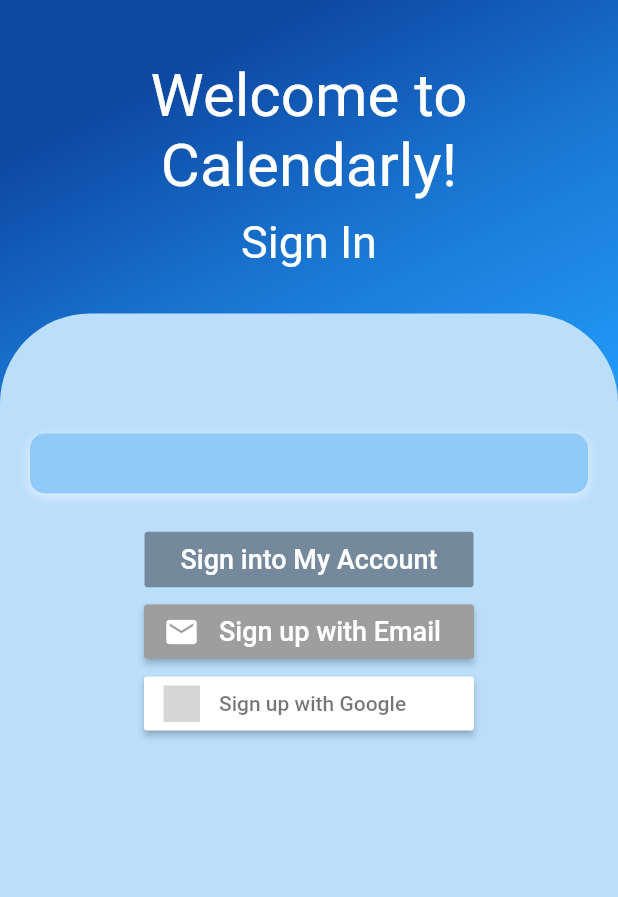
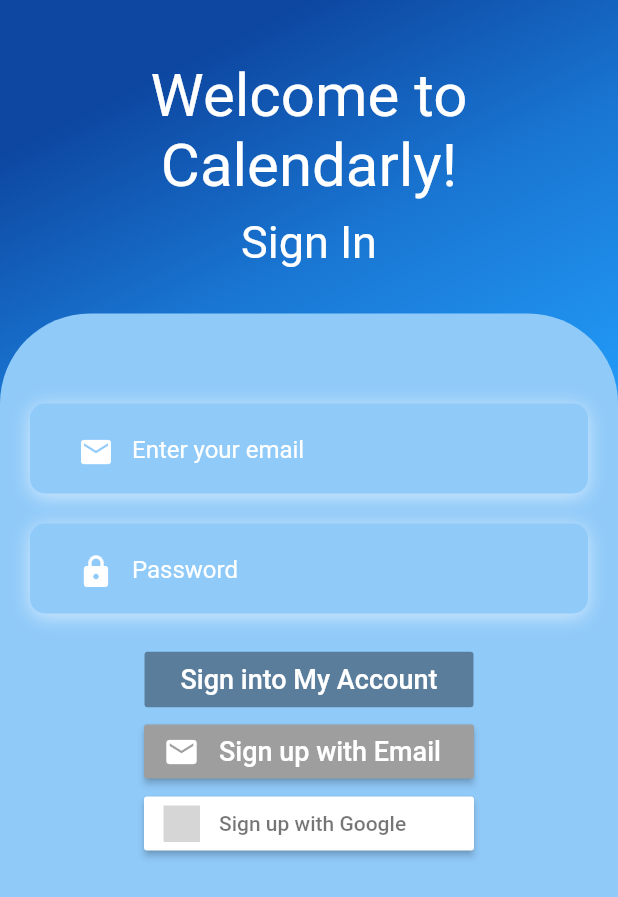
Before and after one commit to kimberlycao/Calendarly, a Flutter app: the LoginScreen screen opened directly, on a phone screen of 412 x 824 dp. Shown: the top 897 px of the screen. Run offline on Flutter 3.47's test engine with Material 2 defaults, Android fonts, the phone set to English and light mode, and no system bars; our stand-ins replace firebase_auth, flutter_signin_button, google_fonts, google_sign_in, table_calendar; accounts and stored records are empty; grey boxes are pictures that could not be loaded.

Commit message:
Changed login UI

```diff
--- a/lib/loginpage.dart
+++ b/lib/loginpage.dart
@@ -3,7 +3,7 @@ import 'package:flutter/material.dart';
 import 'package:google_fonts/google_fonts.dart';
 import 'package:flutter_signin_button/flutter_signin_button.dart';
 import 'authentication.dart';
-import 'dart:math' as math; //spent 2 hours on this smfh
+import 'dart:math' as math;
 
 void main() {
   runApp(MaterialApp(
@@ -20,8 +20,9 @@ class _LoginScreenState extends State<LoginScreen> {
   @override
   Widget build(BuildContext context) {
     return Scaffold(
+      resizeToAvoidBottomInset: false,
       body: Container(
-        width: double.infinity, //acts up bare without this
+        width: double.infinity, //spans the entire width of the screen
         decoration: BoxDecoration(
             gradient: LinearGradient(begin: Alignment.topCenter, colors: [
           Colors.blue[900],
@@ -63,7 +64,7 @@ class _LoginScreenState extends State<LoginScreen> {
             Expanded(
               child: Container(
                 decoration: BoxDecoration(
-                    color: Colors.blue[100],
+                    color: Colors.blue[200],
                     borderRadius: BorderRadius.only(
                         topLeft: Radius.circular(60),
                         topRight: Radius.circular(60))),
@@ -72,7 +73,7 @@ class _LoginScreenState extends State<LoginScreen> {
                   child: Column(
                     children: <Widget>[
                       SizedBox(
-                        height: 60,
+                        height: 40,
                       ),
                       Container(
                         padding: EdgeInsets.all(20),
@@ -82,11 +83,49 @@ class _LoginScreenState extends State<LoginScreen> {
                             boxShadow: [
                               BoxShadow(
                                   color: Colors.white60,
-                                  blurRadius: 6.0,
+                                  blurRadius: 10.0,
                                   offset: Offset(0, 2))
                             ]),
+                        height: 60.0,
+                        child: TextField(
+                          keyboardType: TextInputType.emailAddress,
+                          style: TextStyle(color: Colors.white),
+                          decoration: InputDecoration(
+                              border: InputBorder.none,
+                              contentPadding: EdgeInsets.only(top: 30.0),
+                              prefixIcon:
+                                  Icon(Icons.email, color: Colors.white),
+                              hintText: "Enter your email",
+                              hintStyle:
+                                  GoogleFonts.breeSerif(color: Colors.white)),
+                        ),
                       ),
                       SizedBox(height: 20),
+                      Container(
+                        padding: EdgeInsets.all(20),
+                        decoration: BoxDecoration(
+                            color: Colors.blue[200],
+                            borderRadius: BorderRadius.circular(10.0),
+                            boxShadow: [
+                              BoxShadow(
+                                  color: Colors.white60,
+                                  blurRadius: 10.0,
+                                  offset: Offset(0, 2))
+                            ]),
+                        height: 60.0,
+                        child: TextField(
+                          obscureText: true,
+                          style: TextStyle(color: Colors.white),
+                          decoration: InputDecoration(
+                              border: InputBorder.none,
+                              contentPadding: EdgeInsets.only(top: 30.0),
+                              prefixIcon: Icon(Icons.lock, color: Colors.white),
+                              hintText: "Password",
+                              hintStyle:
+                                  GoogleFonts.breeSerif(color: Colors.white)),
+                        ),
+                      ),
+                      SizedBox(height: 20.0),
                       RaisedButton(
                           shape: RoundedRectangleBorder(
                               borderRadius: BorderRadius.circular(2.0)),
@@ -118,95 +157,3 @@ class _LoginScreenState extends State<LoginScreen> {
     );
   }
 }
-
-//ignore this bs
-class ImageRotate extends StatefulWidget {
-  @override
-  _ImageRotateState createState() => _ImageRotateState();
-}
-
-class _ImageRotateState extends State<ImageRotate>
-    with SingleTickerProviderStateMixin {
-  AnimationController _controller;
-
-  @override
-  void initState() {
-    super.initState();
-
-    _controller =
-        AnimationController(vsync: this, duration: Duration(seconds: 2))
-          ..repeat();
-  }
-
-  @override
-  Widget build(BuildContext context) {
-    return Scaffold(
-        appBar: AppBar(),
-        body: Center(
-          child: AnimatedBuilder(
-              animation: _controller,
-              builder: (_, child) {
-                return Transform.rotate(
-                  angle: _controller.value * 2 * math.pi,
-                  child: child,
-                );
-              },
-              child: Image.asset('assets/images/calendarlogo.png')),
-        ));
-  }
-}
-
-// class LoginScreen extends StatefulWidget {
-//   @override
-//   _LoginScreenState createState() => new _LoginScreenState();
-// }
-
-// class _LoginScreenState extends State<LoginScreen> {
-//   @override
-//   Widget build(BuildContext context) {
-//     return Scaffold(
-//         appBar: AppBar(
-//           centerTitle: true,
-//           title: Text('Welcome to Calendarly',
-//               style:
-//                   GoogleFonts.breeSerif(fontSize: 22.0, color: Colors.white)),
-//         ),
-//         body: Center(
-//             child: Column(
-//                 mainAxisAlignment: MainAxisAlignment.center,
-//                 children: <Widget>[
-// RaisedButton(
-// shape: RoundedRectangleBorder(
-//     borderRadius: BorderRadius.circular(10.0)),
-// color: Colors.blue,
-// child: Padding(
-//     padding: const EdgeInsets.all(8.0),
-//     child: Text("Register",
-//         style: GoogleFonts.breeSerif(
-//             color: Colors.white, fontSize: 20.0))),
-// onPressed: null),
-// SignInButtonBuilder(
-//   text: "Sign up with Email",
-//   textColor: Colors.white,
-//   icon: Icons.mail,
-//   onPressed: () {},
-//   backgroundColor: Colors.blueGrey,
-// ),
-//               SizedBox(height: 20.0), //Space between the 2 buttons
-//               SignInButton(Buttons.Google, text: "Sign up with Google",
-//                   onPressed: () {
-//                 signInWithGoogle().then((result) {
-//                   if (result != null) {
-//                     Navigator.of(context).push(
-//                       MaterialPageRoute(
-//                         builder: (context) {
-//                           return HomePage();
-//                         },
-//                       ),
-//                     );
-//                   }
-//                 });
-//               })
-//             ])));
-//   }
-// }
--- a/lib/main.dart
+++ b/lib/main.dart
@@ -9,18 +9,18 @@ void main() {
   runApp(MyApp());
 }
 
-MaterialColor colorCustom = MaterialColor(0xFF1C79E4, color);
+MaterialColor colorCustom = MaterialColor(0xFF0d8cd6, color);
 Map<int, Color> color = {
-  50: Color.fromRGBO(28, 121, 228, .1),
-  100: Color.fromRGBO(28, 121, 228, .2),
-  200: Color.fromRGBO(28, 121, 228, .3),
-  300: Color.fromRGBO(28, 121, 228, .4),
-  400: Color.fromRGBO(28, 121, 228, .5),
-  500: Color.fromRGBO(28, 121, 228, .6),
-  600: Color.fromRGBO(28, 121, 228, .7),
-  700: Color.fromRGBO(28, 121, 228, .8),
-  800: Color.fromRGBO(28, 121, 228, .9),
-  900: Color.fromRGBO(28, 121, 228, 1),
+  50: Color.fromRGBO(13, 140, 214, .1),
+  100: Color.fromRGBO(13, 140, 214, .2),
+  200: Color.fromRGBO(13, 140, 214, .3),
+  300: Color.fromRGBO(13, 140, 214, .4),
+  400: Color.fromRGBO(13, 140, 214, .5),
+  500: Color.fromRGBO(13, 140, 214, .6),
+  600: Color.fromRGBO(13, 140, 214, .7),
+  700: Color.fromRGBO(13, 140, 214, .8),
+  800: Color.fromRGBO(13, 140, 214, .9),
+  900: Color.fromRGBO(13, 140, 214, 1),
 };
 
 class MyApp extends StatelessWidget {
@@ -29,11 +29,11 @@ class MyApp extends StatelessWidget {
     return MaterialApp(
       debugShowCheckedModeBanner: false,
       theme: ThemeData(
-        primarySwatch: colorCustom,
+        primarySwatch: Colors.blue,
         visualDensity: VisualDensity.adaptivePlatformDensity,
       ),
-      //home: HomePage(),
-      home: LoginScreen(),
+      home: HomePage(),
+      //home: LoginScreen(),
     );
   }
 }
```
Also changed, not shown: lib/calendar.dart (+25 -14 lines).
